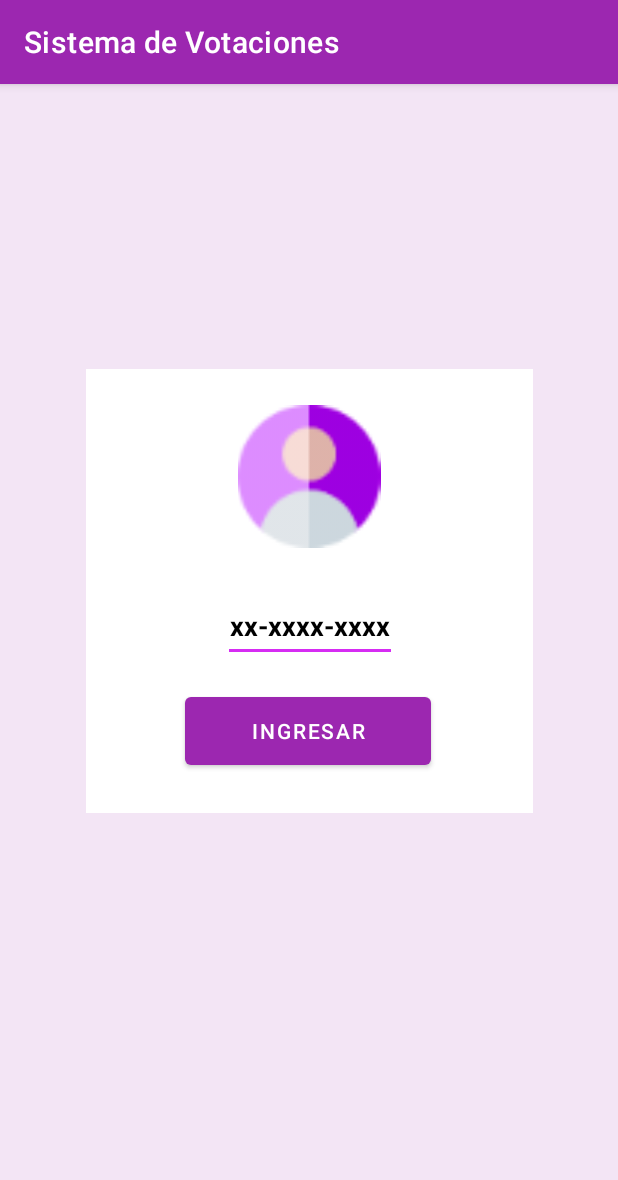
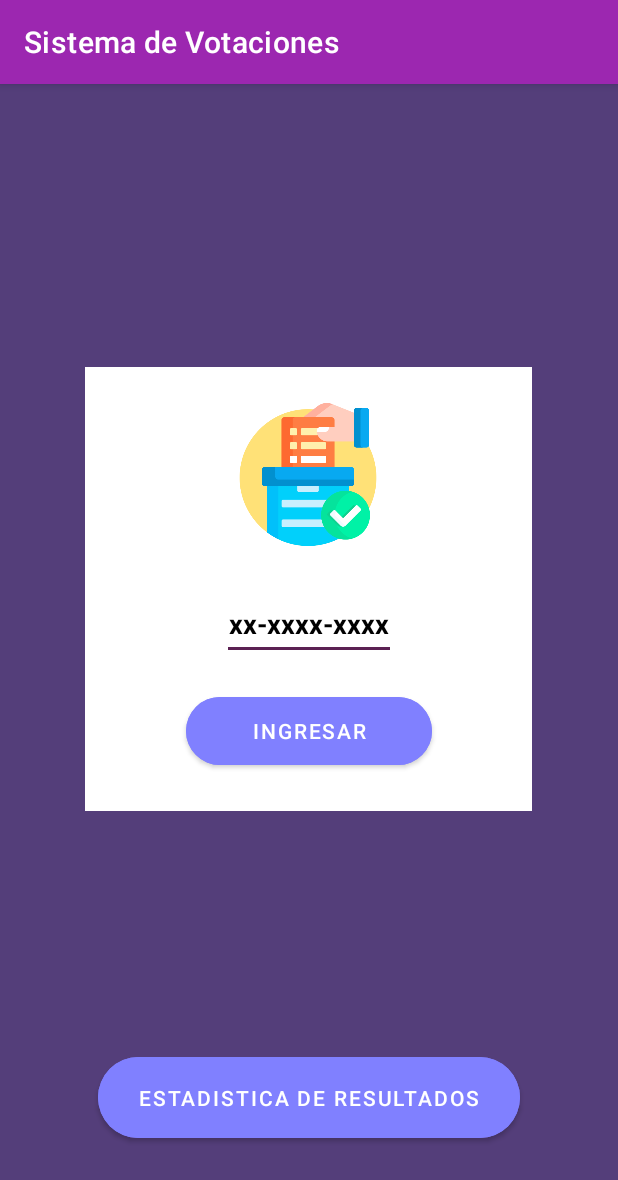
Before and after one commit to edwinarrocha/Proyecto1, an Android app: the screen it shows after launch (MainActivity), on a phone screen of 412 x 824 dp. Shown: the top 1180 px of the screen. Run offline under Robolectric (Android 15) with nearby library versions, the phone set to English and light mode, and no system bars; Roboto replaces fonts that are not available here.

Commit message:
Actualozacion del diseno y modificaciones de iconos en el ActivityMain

```diff
--- a/app/src/main/java/com/example/sistemadevotaciones/MainActivity.java
+++ b/app/src/main/java/com/example/sistemadevotaciones/MainActivity.java
@@ -20,7 +20,7 @@ public class MainActivity extends AppCompatActivity {
 
     //Declaracion de los elemento de la interfaz
     private EditText cedula;
-    private Button login;
+    private Button login, estadistica;
 
     @Override
     protected void onCreate(Bundle savedInstanceState) {
@@ -34,9 +34,17 @@ public class MainActivity extends AppCompatActivity {
         Integer i_val = getIntent().getIntExtra("inice_validacion",0);
         val_voto[i_val]= getIntent().getBooleanExtra("validacion", false);
 
+        Integer cont_1 = getIntent().getIntExtra("cont_candidato1", 0);
+        Integer cont_2 = getIntent().getIntExtra("cont_candidato2", 0);
+        Integer cont_3 = getIntent().getIntExtra("cont_candidato3", 0);
+        Integer cont_nulo = getIntent().getIntExtra("cont_nulo", 0);
+
+
+
         //variables para los elementos graficos
         cedula = (EditText) findViewById(R.id.txt_loginCedula);
         login = (Button) findViewById(R.id.btn_login);
+        estadistica = (Button) findViewById(R.id.cmd_estadistica);
 
         //Vector Cedulas de los 39 estudinates
         String[] cedula_estudiante = {"8-944-327", "3-740-1394", "20-53-4282", "8-943-1867", "8-937-503", "8-952-2444", "8-0943-012", "8-986-549"
@@ -65,7 +73,7 @@ public class MainActivity extends AppCompatActivity {
 
                         //Se declara el intent que enviara la cedula del usuario a la siguiente pantalla
                         Intent intent = new Intent(getApplicationContext(), votacion.class);
-                        intent.putExtra("cedula", estudiante_identidicado);
+                        intent.putExtra("cdula", estudiante_identidicado);
                         intent.putExtra("indice", i);
                         startActivity(intent);
                     } else {
@@ -76,5 +84,20 @@ public class MainActivity extends AppCompatActivity {
                 }
             }
         });
+
+        estadistica.setOnClickListener(new View.OnClickListener(){
+            @Override
+            public void onClick(View view){
+
+                Intent send = new Intent(getApplicationContext(), resultados.class);
+
+                send.putExtra("cont_candidato1", cont_1);
+                send.putExtra("cont_candidato2", cont_2);
+                send.putExtra("cont_candidato3", cont_3);
+                send.putExtra("cont_nulo", cont_nulo);
+
+                startActivity(send);
+            }
+        });
     }
 }
--- a/app/src/main/res/layout/activity_main.xml
+++ b/app/src/main/res/layout/activity_main.xml
@@ -4,7 +4,7 @@
     xmlns:tools="http://schemas.android.com/tools"
     android:layout_width="match_parent"
     android:layout_height="match_parent"
-    android:background="@color/md_purple_50"
+    android:background="#543E7A"
     tools:context=".MainActivity">
 
     <ImageView
@@ -14,9 +14,10 @@
         android:background="@color/white"
         app:layout_constraintBottom_toBottomOf="parent"
         app:layout_constraintEnd_toEndOf="parent"
+        app:layout_constraintHorizontal_bias="0.495"
         app:layout_constraintStart_toStartOf="parent"
         app:layout_constraintTop_toTopOf="parent"
-        app:layout_constraintVertical_bias="0.403"
+        app:layout_constraintVertical_bias="0.4"
         tools:srcCompat="@android:color/transparent" />
 
     <ImageView
@@ -29,7 +30,7 @@
         app:layout_constraintEnd_toEndOf="@+id/img_fondo"
         app:layout_constraintStart_toStartOf="@+id/img_fondo"
         app:layout_constraintTop_toTopOf="@+id/img_fondo"
-        app:srcCompat="@mipmap/usuario" />
+        app:srcCompat="@mipmap/votar" />
 
     <EditText
         android:id="@+id/txt_loginCedula"
@@ -37,6 +38,7 @@
         android:layout_height="48dp"
         android:layout_marginTop="28dp"
         android:layout_marginBottom="148dp"
+        android:backgroundTint="#5B2153"
         android:ems="10"
         android:hint="xx-xxxx-xxxx"
         android:inputType="number|textPostalAddress"
@@ -56,13 +58,27 @@
         android:layout_height="57dp"
         android:layout_marginStart="75dp"
         android:layout_marginEnd="75dp"
+        android:backgroundTint="#8080FF"
         android:text="INGRESAR"
+        app:cornerRadius="?android:attr/windowTitleSize"
         app:iconTint="@android:color/holo_blue_dark"
         app:layout_constraintBottom_toBottomOf="@+id/img_fondo"
         app:layout_constraintEnd_toEndOf="@+id/img_fondo"
-        app:layout_constraintHorizontal_bias="0.562"
         app:layout_constraintStart_toStartOf="@+id/img_fondo"
         app:layout_constraintTop_toBottomOf="@+id/txt_loginCedula"
-        app:layout_constraintVertical_bias="0.402" />
+        app:layout_constraintVertical_bias="0.431" />
+
+    <Button
+        android:id="@+id/cmd_estadistica"
+        android:layout_width="281dp"
+        android:layout_height="66dp"
+        android:backgroundTint="#8080FF"
+        android:text="ESTADISTICA DE RESULTADOS"
+        app:cornerRadius="?android:attr/windowTitleSize"
+        app:layout_constraintBottom_toBottomOf="parent"
+        app:layout_constraintEnd_toEndOf="parent"
+        app:layout_constraintStart_toStartOf="parent"
+        app:layout_constraintTop_toBottomOf="@+id/img_fondo"
+        app:layout_constraintVertical_bias="0.728" />
 
 </androidx.constraintlayout.widget.ConstraintLayout>
```
Also changed, not shown: app/src/main/AndroidManifest.xml (+6 -3 lines), app/src/main/java/com/example/sistemadevotaciones/resultados.java (added, +14 -0 lines), app/src/main/java/com/example/sistemadevotaciones/votacion.java (+19 -0 lines), app/src/main/res/layout/activity_resultados.xml (added, +7 -0 lines), app/src/main/res/layout/activity_votacion.xml (+5 -3 lines), app/src/main/res/mipmap-mdpi/votar.png (added).
